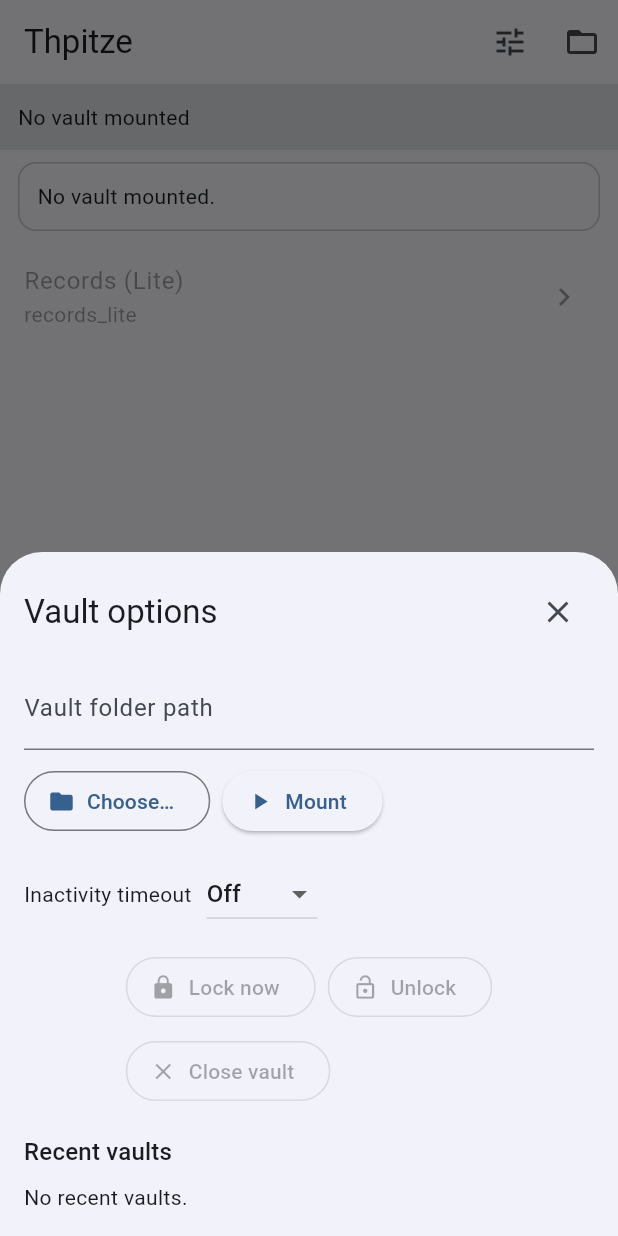
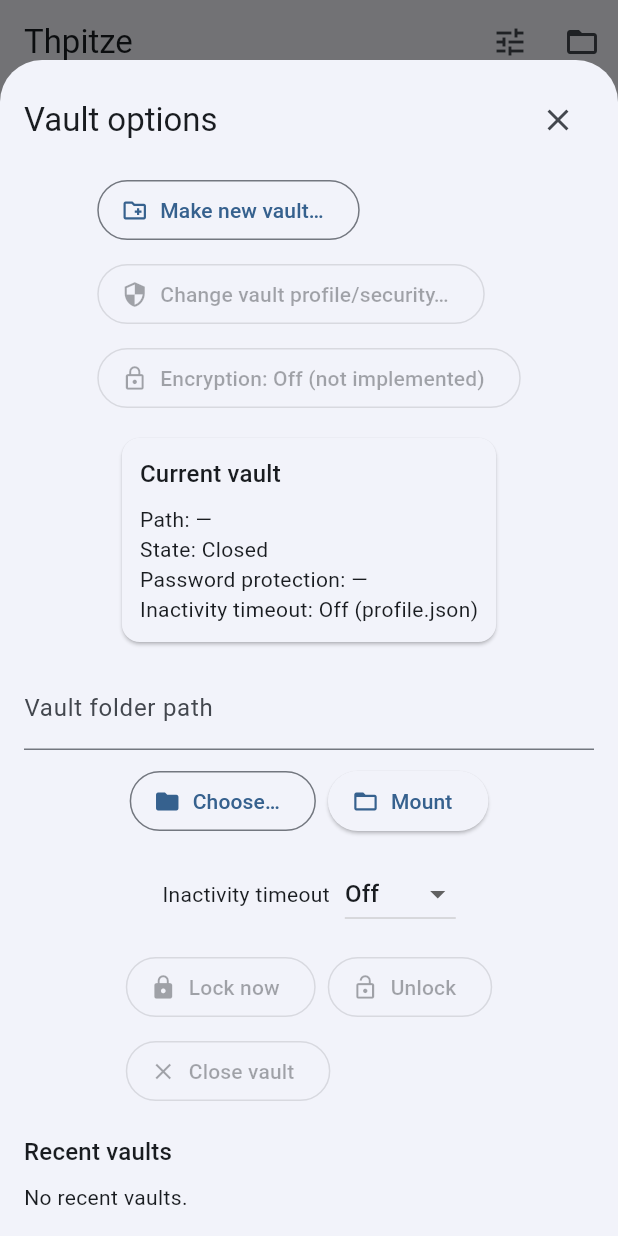
Before and after one commit to Thpitze/DieThpitze, a Flutter app: the screen it shows after launch, after a tap on the "tune" icon, on a phone screen of 412 x 824 dp. Run offline on Flutter 3.47's test engine with Material 3 defaults, Android fonts, the phone set to English and light mode, and no system bars; our stand-ins replace yaml; missing offline and left inert: file_selector; accounts and stored records are empty.

Commit message:
feat(vault): wire profile/security UI; fix auth.json flow

```diff
--- a/lib/app/app_shell.dart
+++ b/lib/app/app_shell.dart
@@ -1,14 +1,16 @@
 // ignore_for_file: use_build_context_synchronously
 // lib/app/app_shell.dart
+import 'dart:io';
+
+import 'package:file_selector/file_selector.dart';
 import 'package:flutter/material.dart';
-import 'package:file_selector/file_selector.dart';
 
 import 'core_adapter_impl.dart';
-import 'events/app_event_bus.dart';
-import 'events/working_memory.dart';
 import 'plugin_host/plugin_host_services.dart';
 import 'plugins/ui_plugin.dart';
 import 'settings/app_settings.dart';
+import 'vault/change_vault_security_dialog.dart';
+import 'vault/new_vault_wizard.dart';
 import 'vault/vault_controller.dart';
 import 'vault/vault_dashboard_controller.dart';
 import 'vault/vault_state.dart';
@@ -53,13 +55,13 @@ class _AppShellState extends State<AppShell> {
     );
 
     _dash = VaultDashboardController(adapter: _adapter, vault: _vault);
+
+    _vault.addListener(_onChanged);
     _dash.addListener(_onChanged);
-    _vault.addListener(_onChanged);
 
-    Future<void>(() async {
+    WidgetsBinding.instance.addPostFrameCallback((_) async {
       await _vault.init();
-      if (!mounted) return;
-      _maybeAutoPromptForUnlock();
+      _maybeAutoPromptAuth();
     });
   }
 
@@ -68,6 +70,7 @@ class _AppShellState extends State<AppShell> {
     _dash.removeListener(_onChanged);
     _dash.disposeController();
     _vault.removeListener(_onChanged);
+    _vault.dispose();
     _focusNode.dispose();
     super.dispose();
   }
@@ -75,67 +78,64 @@ class _AppShellState extends State<AppShell> {
   void _onChanged() {
     if (!mounted) return;
     setState(() {});
-    _maybeAutoPromptForUnlock();
+    _maybeAutoPromptAuth();
   }
 
-  void _touch() => _vault.recordUserActivity();
+  void _touch() {
+    _vault.recordUserActivity();
+  }
 
-  Future<void> _maybeAutoPromptForUnlock() async {
+  bool _hasAuthJson(String vaultPath) {
+    final f = File('$vaultPath${Platform.pathSeparator}auth.json');
+    return f.existsSync();
+  }
+
+  Future<void> _maybeAutoPromptAuth() async {
+    if (_didAutoPromptAuth) return;
+
+    final vs = _vault.state;
+    if (vs.kind == VaultStateKind.locked && vs.lockReason == 'auth_required') {
+      _didAutoPromptAuth = true;
+      await _unlockFlow();
+    }
+  }
+
+  Future<void> _unlockFlow() async {
+    _touch();
+
     final vs = _vault.state;
     if (vs.kind != VaultStateKind.locked) return;
-    if (vs.lockReason != 'auth_required') return;
-    if (_didAutoPromptAuth) return;
 
-    _didAutoPromptAuth = true;
+    final path = vs.vaultPath;
+    if (path == null || path.trim().isEmpty) return;
 
-    WidgetsBinding.instance.addPostFrameCallback((_) async {
-      if (!mounted) return;
-      await _showUnlockDialog();
-    });
+    // If there is no auth.json, do NOT prompt. Just unlock.
+    if (!_hasAuthJson(path)) {
+      await _vault.unlockWithPassword(password: '');
+      return;
     }
 
-  Future<void> _showUnlockDialog() async {
-    // Capture Navigator before async gap (lint-safe)
-    final nav = Navigator.of(context);
-
-    final result = await showDialog<_UnlockResult>(
+    final password = await showDialog<String?>(
       context: context,
-      barrierDismissible: false,
       builder: (_) => const _UnlockDialog(),
     );
 
     if (!mounted) return;
-    if (result == null) return;
+    if (password == null || password.trim().isEmpty) return;
 
-    await _vault.unlockWithPassword(
-      password: result.password,
-      rememberForSession: result.rememberForSession,
-    );
+    await _vault.unlockWithPassword(password: password);
 
     if (!mounted) return;
 
-    // Capture messenger before using after any further awaits (lint-safe)
-    final messenger = ScaffoldMessenger.of(context);
-
-    final vs = _vault.state;
-    if (vs.kind == VaultStateKind.open) {
-      messenger.showSnackBar(const SnackBar(content: Text('Vault unlocked')));
-      return;
-    }
-
-    if (vs.kind == VaultStateKind.locked && vs.lockReason == 'invalid_credentials') {
-      messenger.showSnackBar(const SnackBar(content: Text('Incorrect password')));
-      _didAutoPromptAuth = false;
-      // Use captured navigator (no context after await)
-      nav.popUntil((route) => route.isFirst);
-      await _maybeAutoPromptForUnlock();
+    if (_vault.state.kind == VaultStateKind.error) {
+      ScaffoldMessenger.of(context).showSnackBar(
+        const SnackBar(content: Text('Unlock failed')),
+      );
     }
   }
 
   Future<void> _pickAndMount() async {
     _touch();
-
-    // Capture messenger BEFORE await (lint-safe)
     final messenger = ScaffoldMessenger.of(context);
 
     final path = await getDirectoryPath();
@@ -145,8 +145,9 @@ class _AppShellState extends State<AppShell> {
     await _vault.mount(path);
     if (!mounted) return;
 
-    if (_vault.state.kind == VaultStateKind.locked && _vault.state.lockReason == 'auth_required') {
-      await _showUnlockDialog();
+    if (_vault.state.kind == VaultStateKind.locked &&
+        _vault.state.lockReason == 'auth_required') {
+      await _unlockFlow();
       return;
     }
 
@@ -162,30 +163,25 @@ class _AppShellState extends State<AppShell> {
       isScrollControlled: true,
       builder: (_) => _VaultOptionsSheet(
         vault: _vault,
-        onUnlock: () => _showUnlockDialog(),
+        onUnlock: () => _unlockFlow(),
       ),
     );
   }
 
   @override
   Widget build(BuildContext context) {
-    final AppEventBus eventBus = widget.hostServices.eventBus;
-    final WorkingMemory workingMemory = widget.hostServices.workingMemory;
-
     final VaultState vs = _vault.state;
     final bool canUseVault = (vs.kind == VaultStateKind.open);
 
     return Focus(
       autofocus: true,
       focusNode: _focusNode,
-      onKeyEvent: (_, __) {
+      onKeyEvent: (_, event) {
+        if (event.runtimeType.toString() == 'KeyDownEvent') {
           _touch();
+        }
         return KeyEventResult.ignored;
       },
-      child: Listener(
-        onPointerDown: (_) => _touch(),
-        onPointerMove: (_) => _touch(),
-        onPointerSignal: (_) => _touch(),
       child: Scaffold(
         appBar: AppBar(
           title: const Text('Thpitze'),
@@ -203,13 +199,14 @@ class _AppShellState extends State<AppShell> {
             if (vs.kind == VaultStateKind.locked)
               IconButton(
                 tooltip: 'Unlock',
-                  onPressed: _showUnlockDialog,
+                onPressed: _unlockFlow,
                 icon: const Icon(Icons.lock_open),
               ),
             if (vs.kind == VaultStateKind.open)
               IconButton(
-                  tooltip: 'Lock now',
+                tooltip: 'Lock',
                 onPressed: () async {
+                  _touch();
                   await _vault.lockNow(reason: 'manual');
                   if (!mounted) return;
                   ScaffoldMessenger.of(context).showSnackBar(
@@ -218,14 +215,26 @@ class _AppShellState extends State<AppShell> {
                 },
                 icon: const Icon(Icons.lock),
               ),
+            if (vs.kind == VaultStateKind.open)
+              IconButton(
+                tooltip: 'Close vault',
+                onPressed: () async {
+                  _touch();
+                  await _vault.closeVault();
+                },
+                icon: const Icon(Icons.close),
+              ),
           ],
         ),
-          body: Column(
+        body: Row(
           children: [
-              _VaultBanner(
-                state: vs,
-                lastVaultPath: _vault.lastVaultPath,
-              ),
+            Expanded(
+              child: Padding(
+                padding: const EdgeInsets.all(12),
+                child: Column(
+                  crossAxisAlignment: CrossAxisAlignment.start,
+                  children: [
+                    Text('Vault', style: Theme.of(context).textTheme.titleLarge),
                     const SizedBox(height: 8),
                     Padding(
                       padding: const EdgeInsets.symmetric(horizontal: 12),
@@ -239,104 +248,50 @@ class _AppShellState extends State<AppShell> {
                             : null,
                       ),
                     ),
+                    const SizedBox(height: 16),
+                    Text('Plugins', style: Theme.of(context).textTheme.titleLarge),
                     const SizedBox(height: 8),
                     Expanded(
                       child: ListView.builder(
                         itemCount: widget.plugins.length,
                         itemBuilder: (context, index) {
                           final plugin = widget.plugins[index];
-                    final bool enabled = (vs.kind == VaultStateKind.open);
-
-                    return ListTile(
-                      enabled: enabled,
+                          return Card(
+                            child: ListTile(
                               title: Text(plugin.displayName),
                               subtitle: Text(plugin.pluginId),
                               trailing: const Icon(Icons.chevron_right),
-                      onTap: !enabled
+                              onTap: canUseVault
                                   ? () {
-                              final msg = (vs.kind == VaultStateKind.locked)
-                                  ? 'Vault locked. Unlock in Vault options.'
-                                  : 'No vault open. Use Vault options to mount one.';
-                              ScaffoldMessenger.of(context).showSnackBar(
-                                SnackBar(content: Text(msg)),
-                              );
-                            }
-                          : () {
                                       _touch();
                                       Navigator.of(context).push(
                                         MaterialPageRoute(
-                                  builder: (_) => _PluginScreenHost(
-                                    title: plugin.displayName,
-                                    child: plugin.buildScreen(
+                                          builder: (_) => plugin.buildScreen(
                                             adapter: _adapter,
-                                      eventBus: eventBus,
-                                      workingMemory: workingMemory,
-                                    ),
+                                            eventBus: widget.hostServices.eventBus,
+                                            workingMemory: widget.hostServices.workingMemory,
                                           ),
                                         ),
                                       );
-                            },
+                                    }
+                                  : null,
+                            ),
                           );
                         },
+                      ),
+                    ),
+                    if (!canUseVault)
+                      const Padding(
+                        padding: EdgeInsets.only(top: 8),
+                        child: Text('Open a vault to use plugins.'),
+                      ),
+                  ],
+                ),
               ),
             ),
           ],
         ),
       ),
-      ),
-    );
-  }
-}
-
-class _VaultBanner extends StatelessWidget {
-  final VaultState state;
-  final String? lastVaultPath;
-
-  const _VaultBanner({
-    required this.state,
-    required this.lastVaultPath,
-  });
-
-  @override
-  Widget build(BuildContext context) {
-    final kind = state.kind;
-
-    String text;
-    if (kind == VaultStateKind.open) {
-      text = 'Open: ${state.vaultPath}';
-    } else if (kind == VaultStateKind.opening) {
-      text = 'Opening: ${state.vaultPath}';
-    } else if (kind == VaultStateKind.locked) {
-      text = 'Locked (${state.lockReason ?? 'unknown'}): ${state.vaultPath}';
-    } else if (kind == VaultStateKind.error) {
-      text = 'Error: ${state.errorMessage}';
-    } else {
-      text = 'No vault mounted${lastVaultPath != null ? ' (last: $lastVaultPath)' : ''}';
-    }
-
-    return Container(
-      width: double.infinity,
-      padding: const EdgeInsets.all(12),
-      color: Theme.of(context).colorScheme.surfaceContainerHighest,
-      child: Text(text),
-    );
-  }
-}
-
-class _PluginScreenHost extends StatelessWidget {
-  final String title;
-  final Widget child;
-
-  const _PluginScreenHost({
-    required this.title,
-    required this.child,
-  });
-
-  @override
-  Widget build(BuildContext context) {
-    return Scaffold(
-      appBar: AppBar(title: Text(title)),
-      body: child,
     );
   }
 }
@@ -371,14 +326,73 @@ class _VaultOptionsSheetState extends State<_VaultOptionsSheet> {
     super.dispose();
   }
 
+  String _joinFs(String a, String b) {
+    if (a.endsWith(Platform.pathSeparator)) return '$a$b';
+    return '$a${Platform.pathSeparator}$b';
+  }
+
+  Future<void> _mountPath(String p, {bool persistAsLast = false}) async {
+    final messenger = ScaffoldMessenger.of(context);
+
+    final path = p.trim();
+    if (path.isEmpty) return;
+
+    await widget.vault.mount(path, persistAsLast: persistAsLast);
+    if (!mounted) return;
+
+    if (widget.vault.state.kind == VaultStateKind.locked &&
+        widget.vault.state.lockReason == 'auth_required') {
+      await widget.onUnlock();
+      if (!mounted) return;
+    }
+
+    if (widget.vault.state.kind == VaultStateKind.error) {
+      messenger.showSnackBar(const SnackBar(content: Text('Failed to open vault')));
+    }
+
+    setState(() {});
+  }
+
   @override
   Widget build(BuildContext context) {
     final vs = widget.vault.state;
 
+    final recents = widget.vault.recentVaultPaths;
+
+    final String? mountedPath = vs.vaultPath;
+    final bool hasMountedVault =
+        mountedPath != null && mountedPath.trim().isNotEmpty && vs.kind != VaultStateKind.closed;
+
+    final bool isPasswordProtected =
+        hasMountedVault ? File(_joinFs(mountedPath, 'auth.json')).existsSync() : false;
+
+    final bool canChangeSecurity = vs.kind == VaultStateKind.open || vs.kind == VaultStateKind.locked;
+
+    String vaultStateLabel;
+    switch (vs.kind) {
+      case VaultStateKind.closed:
+        vaultStateLabel = 'Closed';
+        break;
+      case VaultStateKind.opening:
+        vaultStateLabel = 'Opening';
+        break;
+      case VaultStateKind.open:
+        vaultStateLabel = 'Open';
+        break;
+      case VaultStateKind.locked:
+        vaultStateLabel = 'Locked';
+        break;
+      case VaultStateKind.error:
+        vaultStateLabel = 'Error';
+        break;
+    }
+
+    final String passwordProtectionLabel =
+        hasMountedVault ? (isPasswordProtected ? 'Enabled' : 'Disabled') : '—';
+
     final int currentMinutes = (widget.vault.vaultTimeoutSeconds / 60).round();
     final int dropdownValue = _timeoutMinutes.contains(currentMinutes) ? currentMinutes : 0;
-
-    final recents = widget.vault.recentVaultPaths;
+    final String timeoutLabel = dropdownValue == 0 ? 'Off' : '$dropdownValue min';
 
     return Padding(
       padding: EdgeInsets.only(
@@ -403,12 +417,79 @@ class _VaultOptionsSheetState extends State<_VaultOptionsSheet> {
               ],
             ),
             const SizedBox(height: 12),
+            Wrap(
+              spacing: 8,
+              runSpacing: 8,
+              children: [
+                OutlinedButton.icon(
+                  onPressed: () async {
+                    final createdPath = await NewVaultWizard.show(context);
+                    if (!mounted) return;
+                    final p = (createdPath ?? '').trim();
+                    if (p.isEmpty) return;
+
+                    setState(() => _pathCtrl.text = p);
+                    await widget.vault.mount(p, persistAsLast: true);
+                    if (!mounted) return;
+
+                    if (widget.vault.state.kind == VaultStateKind.locked &&
+                        widget.vault.state.lockReason == 'auth_required') {
+                      await widget.onUnlock();
+                      if (!mounted) return;
+                    }
+
+                    setState(() {});
+                  },
+                  icon: const Icon(Icons.create_new_folder_outlined),
+                  label: const Text('Make new vault…'),
+                ),
+                OutlinedButton.icon(
+                  onPressed: canChangeSecurity
+                      ? () async {
+                          await showDialog<void>(
+                            context: context,
+                            builder: (_) => ChangeVaultSecurityDialog(vault: widget.vault),
+                          );
+                          if (!mounted) return;
+                          setState(() {});
+                        }
+                      : null,
+                  icon: const Icon(Icons.security_outlined),
+                  label: const Text('Change vault profile/security…'),
+                ),
+                OutlinedButton.icon(
+                  onPressed: null,
+                  icon: const Icon(Icons.lock_outline),
+                  label: const Text('Encryption: Off (not implemented)'),
+                ),
+              ],
+            ),
+            const SizedBox(height: 12),
+            Card(
+              child: Padding(
+                padding: const EdgeInsets.all(12),
+                child: Column(
+                  crossAxisAlignment: CrossAxisAlignment.start,
+                  children: [
+                    Text('Current vault', style: Theme.of(context).textTheme.titleMedium),
+                    const SizedBox(height: 8),
+                    Text('Path: ${hasMountedVault ? mountedPath : "—"}'),
+                    Text('State: $vaultStateLabel'),
+                    Text('Password protection: $passwordProtectionLabel'),
+                    Text('Inactivity timeout: $timeoutLabel (profile.json)'),
+                  ],
+                ),
+              ),
+            ),
+            const SizedBox(height: 12),
             TextField(
               controller: _pathCtrl,
               decoration: const InputDecoration(labelText: 'Vault folder path'),
             ),
             const SizedBox(height: 10),
-            Row(
+            Wrap(
+              spacing: 8,
+              runSpacing: 8,
               children: [
                 OutlinedButton.icon(
                   onPressed: () async {
@@ -420,31 +501,19 @@ class _VaultOptionsSheetState extends State<_VaultOptionsSheet> {
                   icon: const Icon(Icons.folder),
                   label: const Text('Choose…'),
                 ),
-                const SizedBox(width: 8),
                 ElevatedButton.icon(
-                  onPressed: () async {
-                    final p = _pathCtrl.text.trim();
-                    if (p.isEmpty) return;
-
-                    await widget.vault.mount(p);
-                    if (!mounted) return;
-                    setState(() {});
-
-                    if (widget.vault.state.kind == VaultStateKind.locked &&
-                        widget.vault.state.lockReason == 'auth_required') {
-                      await widget.onUnlock();
-                    }
-                  },
-                  icon: const Icon(Icons.play_arrow),
+                  onPressed: () async => _mountPath(_pathCtrl.text),
+                  icon: const Icon(Icons.folder_open),
                   label: const Text('Mount'),
                 ),
               ],
             ),
             const SizedBox(height: 14),
-            Row(
+            Wrap(
+              crossAxisAlignment: WrapCrossAlignment.center,
+              spacing: 10,
               children: [
                 const Text('Inactivity timeout'),
-                const SizedBox(width: 10),
                 DropdownButton<int>(
                   value: dropdownValue,
                   items: _timeoutMinutes
@@ -520,15 +589,11 @@ class _VaultOptionsSheetState extends State<_VaultOptionsSheet> {
                     final p = recents[index];
                     return ListTile(
                       dense: true,
-                      title: Text(p),
+                      leading: const Icon(Icons.folder_outlined),
+                      title: Text(p, maxLines: 1, overflow: TextOverflow.ellipsis),
                       onTap: () async {
-                        await widget.vault.mount(p);
-                        if (!mounted) return;
-                        setState(() {});
-                        if (widget.vault.state.kind == VaultStateKind.locked &&
-                            widget.vault.state.lockReason == 'auth_required') {
-                          await widget.onUnlock();
-                        }
+                        setState(() => _pathCtrl.text = p);
+                        await _mountPath(p);
                       },
                       trailing: IconButton(
                         tooltip: 'Remove from recents',
@@ -550,12 +615,6 @@ class _VaultOptionsSheetState extends State<_VaultOptionsSheet> {
   }
 }
 
-class _UnlockResult {
-  final String password;
-  final bool rememberForSession;
-  const _UnlockResult({required this.password, required this.rememberForSession});
-}
-
 class _UnlockDialog extends StatefulWidget {
   const _UnlockDialog();
 
@@ -565,7 +624,6 @@ class _UnlockDialog extends StatefulWidget {
 
 class _UnlockDialogState extends State<_UnlockDialog> {
   final TextEditingController _pw = TextEditingController();
-  bool _remember = false;
 
   @override
   void dispose() {
@@ -577,22 +635,12 @@ class _UnlockDialogState extends State<_UnlockDialog> {
   Widget build(BuildContext context) {
     return AlertDialog(
       title: const Text('Unlock vault'),
-      content: Column(
-        mainAxisSize: MainAxisSize.min,
-        children: [
-          TextField(
+      content: TextField(
         controller: _pw,
         obscureText: true,
         decoration: const InputDecoration(labelText: 'Password'),
-          ),
-          const SizedBox(height: 8),
-          CheckboxListTile(
-            contentPadding: EdgeInsets.zero,
-            value: _remember,
-            onChanged: (v) => setState(() => _remember = v ?? false),
-            title: const Text('Remember for this session'),
-          ),
-        ],
+        autofocus: true,
+        onSubmitted: (_) => _submit(),
       ),
       actions: [
         TextButton(
@@ -600,14 +648,16 @@ class _UnlockDialogState extends State<_UnlockDialog> {
           child: const Text('Cancel'),
         ),
         ElevatedButton(
-          onPressed: () {
-            Navigator.of(context).pop(
-              _UnlockResult(password: _pw.text, rememberForSession: _remember),
-            );
-          },
+          onPressed: _submit,
           child: const Text('Unlock'),
         ),
       ],
     );
   }
+
+  void _submit() {
+    final pw = _pw.text;
+    if (pw.isEmpty) return;
+    Navigator.of(context).pop(pw);
   }
+}
--- a/lib/core/vault/vault_auth_service.dart
+++ b/lib/core/vault/vault_auth_service.dart
@@ -110,6 +110,7 @@ class VaultAuthService {
       throw InvalidCredentialsException('Invalid credentials.');
     }
   }
+
   /// Creates/overwrites auth.json with password protection (atomic write).
   /// Stores only verifier material (no plaintext password).
   void enablePasswordProtection({
@@ -123,7 +124,7 @@ class VaultAuthService {
       throw VaultInvalidException('Password must not be empty.');
     }
     if (iterations < 10000) {
-      throw VaultInvalidException('Iterations too low: ');
+      throw VaultInvalidException('Iterations too low: $iterations');
     }
 
     final salt = _randomBytes(16);
@@ -144,7 +145,7 @@ class VaultAuthService {
 
   /// Removes auth.json if present (disables password protection).
   void disablePasswordProtection({required Directory vaultRoot}) {
-    final f = File('');
+    final f = File('${vaultRoot.path}${Platform.pathSeparator}${VaultAuthConfig.fileName}');
     if (f.existsSync()) {
       f.deleteSync();
     }
@@ -152,12 +153,12 @@ class VaultAuthService {
 
   void _writeAuthJsonAtomic(Directory vaultRoot, String contents) {
     if (!vaultRoot.existsSync()) {
-      throw VaultNotFoundException('Vault root does not exist: ');
+      throw VaultNotFoundException('Vault root does not exist: ${vaultRoot.path}');
     }
 
-    final target = File('');
+    final target = File('${vaultRoot.path}${Platform.pathSeparator}${VaultAuthConfig.fileName}');
     final tmp = File(
-      '.tmp.',
+      '${vaultRoot.path}${Platform.pathSeparator}.${VaultAuthConfig.fileName}.tmp.${DateTime.now().microsecondsSinceEpoch}',
     );
 
     try {
@@ -182,7 +183,6 @@ class VaultAuthService {
     }
     return out;
   }
-
 
   Uint8List _deriveKey({
     required String password,
```
Also changed, not shown: lib/app/vault/change_vault_security_dialog.dart (+17 -12 lines), lib/app/vault/vault_controller.dart (+72 -77 lines). Lines whose indentation alone changed are shown as unchanged.
